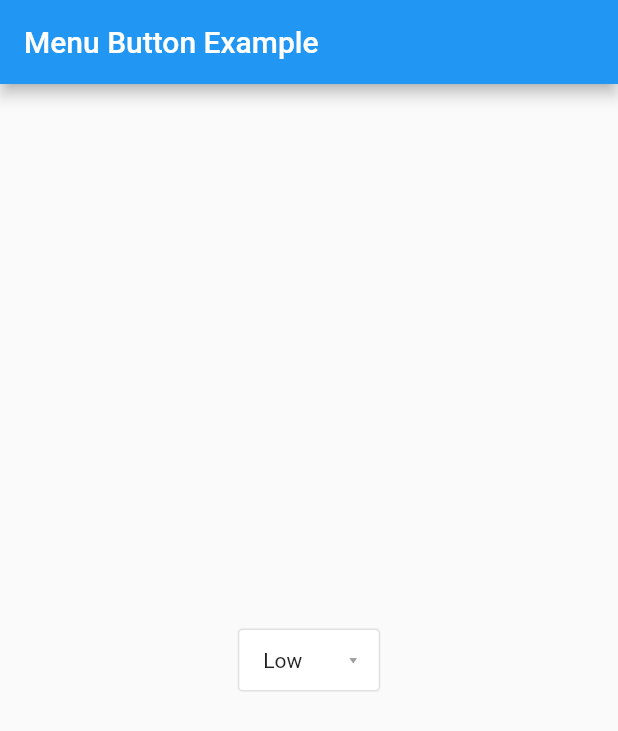
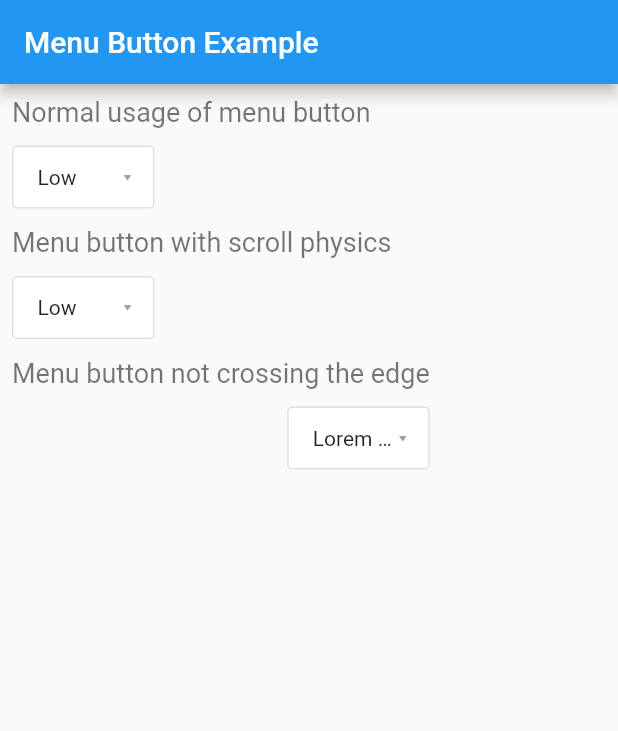
Before and after one commit to huextrat/menu_button, a Flutter app: the screen it shows after launch, on a phone screen of 412 x 824 dp. Shown: the top 731 px of the screen. Run offline on Flutter 3.47's test engine with Material 2 defaults, Android fonts, the phone set to English and light mode, and no system bars.

Commit message:
Created verification to check if the width of popup is crossing the edge of screen

```diff
--- a/example/lib/main.dart
+++ b/example/lib/main.dart
@@ -1,3 +1,6 @@
+import 'package:example/usages/edge-menu-button.dart';
+import 'package:example/usages/normal-menu-button.dart';
+import 'package:example/usages/scroll-menu-button.dart';
 import 'package:flutter/material.dart';
 import 'package:menu_button/menu_button.dart';
 
@@ -26,91 +29,40 @@ class MyHomePage extends StatefulWidget {
 }
 
 class _MyHomePageState extends State<MyHomePage> {
-  String selectedKey;
-
-  List<String> keys = [
-    'Low',
-    'Medium',
-    'High',
-  ];
-
-  @override
-  void initState() {
-    selectedKey = keys[0];
-    super.initState();
-  }
-
   @override
   Widget build(BuildContext context) {
-    final Widget button = SizedBox(
-      width: 93,
-      height: 40,
-      child: Padding(
-        padding: const EdgeInsets.only(left: 16, right: 11),
-        child: Row(
-          mainAxisAlignment: MainAxisAlignment.spaceBetween,
-          children: <Widget>[
-            Flexible(
-              child: Text(
-                selectedKey,
-                overflow: TextOverflow.ellipsis,
-              ),
-            ),
-            SizedBox(
-                width: 12,
-                height: 17,
-                child: FittedBox(
-                    fit: BoxFit.fill,
-                    child: Icon(
-                      Icons.arrow_drop_down,
-                      color: Colors.grey,
-                    ))),
-          ],
-        ),
-      ),
-    );
+    final ThemeData theme = Theme.of(context);
 
     return Scaffold(
       appBar: AppBar(
         title: Text(widget.title),
       ),
-      body: Center(
-        child: Column(
-          mainAxisAlignment: MainAxisAlignment.center,
-          children: <Widget>[
-            MenuButton(
-              child: button,
-              items: keys,
-              scrollPhysics: AlwaysScrollableScrollPhysics(),
-              topDivider: true,
-              itemBuilder: (value) => Container(
-                  height: 40,
-                  alignment: Alignment.centerLeft,
-                  padding:
-                      const EdgeInsets.symmetric(vertical: 0.0, horizontal: 16),
-                  child: Text(value)),
-              toggledChild: Container(
-                color: Colors.white,
-                child: button,
+      body: SingleChildScrollView(
+        child: Padding(
+          padding: const EdgeInsets.all(8.0),
+          child: Column(
+            crossAxisAlignment: CrossAxisAlignment.start,
+            children: <Widget>[
+              Padding(
+                padding: const EdgeInsets.only(bottom: 12),
+                child: NormalMenuButton(
+                  theme: theme,
+                ),
               ),
-              divider: Container(
-                height: 1,
-                color: Colors.grey,
+              Padding(
+                padding: const EdgeInsets.only(bottom: 12),
+                child: ScrollPhysicsMenuButton(
+                  theme: theme,
+                ),
               ),
-              onItemSelected: (value) {
-                setState(() {
-                  selectedKey = value;
-                });
-              },
-              decoration: BoxDecoration(
-                  border: Border.all(color: Colors.grey[300]),
-                  borderRadius: const BorderRadius.all(Radius.circular(3.0)),
-                  color: Colors.white),
-              onMenuButtonToggle: (isToggle) {
-                print(isToggle);
-              },
-            ),
-          ],
+              Padding(
+                padding: const EdgeInsets.only(bottom: 12),
+                child: EdgeMenuButton(
+                  theme: theme,
+                ),
+              ),
+            ],
+          ),
         ),
       ),
     );
--- /dev/null
+++ b/example/lib/usages/edge-menu-button.dart
@@ -0,0 +1,117 @@
+import 'package:flutter/material.dart';
+import 'package:menu_button/menu_button.dart';
+
+class EdgeMenuButton extends StatefulWidget {
+  const EdgeMenuButton({
+    Key key,
+    @required this.theme,
+  }) : super(key: key);
+
+  final ThemeData theme;
+
+  @override
+  _EdgeMenuButtonState createState() => _EdgeMenuButtonState();
+}
+
+class _EdgeMenuButtonState extends State<EdgeMenuButton> {
+  String selectedKey;
+
+  List<String> keys = [
+    'Lorem ipsum',
+    'Lorem ipsum dolor sit amet',
+    'Lorem ipsum dolor sit amet, consectetur adipiscing elit.',
+  ];
+
+  @override
+  void initState() {
+    selectedKey = keys[0];
+    super.initState();
+  }
+
+  @override
+  Widget build(BuildContext context) {
+    final Widget normalChildButton = SizedBox(
+      width: 93,
+      height: 40,
+      child: Padding(
+        padding: const EdgeInsets.only(left: 16, right: 11),
+        child: Row(
+          mainAxisAlignment: MainAxisAlignment.spaceBetween,
+          children: <Widget>[
+            Flexible(
+              child: Text(
+                selectedKey,
+                overflow: TextOverflow.ellipsis,
+              ),
+            ),
+            SizedBox(
+              width: 12,
+              height: 17,
+              child: FittedBox(
+                fit: BoxFit.fill,
+                child: Icon(
+                  Icons.arrow_drop_down,
+                  color: Colors.grey,
+                ),
+              ),
+            ),
+          ],
+        ),
+      ),
+    );
+
+    return Column(
+      crossAxisAlignment: CrossAxisAlignment.end,
+      children: [
+        Padding(
+          padding: const EdgeInsets.only(bottom: 12.0),
+          child: Text(
+            'Menu button not crossing the edge',
+            style: widget.theme.textTheme.headline2.copyWith(
+              fontSize: 18,
+            ),
+          ),
+        ),
+        MenuButton(
+          child: normalChildButton,
+          items: keys,
+          topDivider: true,
+          crossTheEdge: true,
+          // Use edge margin when you want the menu button don't touch in the edges
+          edgeMargin: 12,
+          itemBuilder: (value) => Container(
+            height: 40,
+            alignment: Alignment.centerLeft,
+            padding: const EdgeInsets.symmetric(vertical: 0.0, horizontal: 16),
+            child: Text(
+              value,
+              overflow: TextOverflow.ellipsis,
+            ),
+          ),
+          toggledChild: Container(
+            color: Colors.white,
+            child: normalChildButton,
+          ),
+          divider: Container(
+            height: 1,
+            color: Colors.grey,
+          ),
+          onItemSelected: (value) {
+            setState(() {
+              selectedKey = value;
+            });
+          },
+          decoration: BoxDecoration(
+              border: Border.all(color: Colors.grey[300]),
+              borderRadius: const BorderRadius.all(
+                Radius.circular(3.0),
+              ),
+              color: Colors.white),
+          onMenuButtonToggle: (isToggle) {
+            print(isToggle);
+          },
+        ),
+      ],
+    );
+  }
+}
--- /dev/null
+++ b/example/lib/usages/normal-menu-button.dart
@@ -0,0 +1,111 @@
+import 'package:flutter/material.dart';
+import 'package:menu_button/menu_button.dart';
+
+class NormalMenuButton extends StatefulWidget {
+  const NormalMenuButton({
+    Key key,
+    @required this.theme,
+  }) : super(key: key);
+
+  final ThemeData theme;
+
+  @override
+  _NormalMenuButtonState createState() => _NormalMenuButtonState();
+}
+
+class _NormalMenuButtonState extends State<NormalMenuButton> {
+  String selectedKey;
+
+  List<String> keys = [
+    'Low',
+    'Medium',
+    'High',
+  ];
+
+  @override
+  void initState() {
+    selectedKey = keys[0];
+    super.initState();
+  }
+
+  @override
+  Widget build(BuildContext context) {
+    final Widget normalChildButton = SizedBox(
+      width: 93,
+      height: 40,
+      child: Padding(
+        padding: const EdgeInsets.only(left: 16, right: 11),
+        child: Row(
+          mainAxisAlignment: MainAxisAlignment.spaceBetween,
+          children: <Widget>[
+            Flexible(
+              child: Text(
+                selectedKey,
+                overflow: TextOverflow.ellipsis,
+              ),
+            ),
+            SizedBox(
+              width: 12,
+              height: 17,
+              child: FittedBox(
+                fit: BoxFit.fill,
+                child: Icon(
+                  Icons.arrow_drop_down,
+                  color: Colors.grey,
+                ),
+              ),
+            ),
+          ],
+        ),
+      ),
+    );
+
+    return Column(
+      crossAxisAlignment: CrossAxisAlignment.start,
+      children: [
+        Padding(
+          padding: const EdgeInsets.only(bottom: 12.0),
+          child: Text(
+            'Normal usage of menu button',
+            style: widget.theme.textTheme.headline2.copyWith(
+              fontSize: 18,
+            ),
+          ),
+        ),
+        MenuButton(
+          child: normalChildButton,
+          items: keys,
+          topDivider: true,
+          itemBuilder: (value) => Container(
+            height: 40,
+            alignment: Alignment.centerLeft,
+            padding: const EdgeInsets.symmetric(vertical: 0.0, horizontal: 16),
+            child: Text(value),
+          ),
+          toggledChild: Container(
+            color: Colors.white,
+            child: normalChildButton,
+          ),
+          divider: Container(
+            height: 1,
+            color: Colors.grey,
+          ),
+          onItemSelected: (value) {
+            setState(() {
+              selectedKey = value;
+            });
+          },
+          decoration: BoxDecoration(
+              border: Border.all(color: Colors.grey[300]),
+              borderRadius: const BorderRadius.all(
+                Radius.circular(3.0),
+              ),
+              color: Colors.white),
+          onMenuButtonToggle: (isToggle) {
+            print(isToggle);
+          },
+        ),
+      ],
+    );
+  }
+}
--- /dev/null
+++ b/example/lib/usages/scroll-menu-button.dart
@@ -0,0 +1,113 @@
+import 'package:flutter/material.dart';
+import 'package:menu_button/menu_button.dart';
+
+class ScrollPhysicsMenuButton extends StatefulWidget {
+  const ScrollPhysicsMenuButton({
+    Key key,
+    @required this.theme,
+  }) : super(key: key);
+
+  final ThemeData theme;
+
+  @override
+  _ScrollPhysicsMenuButtonState createState() =>
+      _ScrollPhysicsMenuButtonState();
+}
+
+class _ScrollPhysicsMenuButtonState extends State<ScrollPhysicsMenuButton> {
+  String selectedKey;
+
+  List<String> keys = [
+    'Low',
+    'Medium',
+    'High',
+  ];
+
+  @override
+  void initState() {
+    selectedKey = keys[0];
+    super.initState();
+  }
+
+  @override
+  Widget build(BuildContext context) {
+    final Widget scrollChildButton = SizedBox(
+      width: 93,
+      height: 40,
+      child: Padding(
+        padding: const EdgeInsets.only(left: 16, right: 11),
+        child: Row(
+          mainAxisAlignment: MainAxisAlignment.spaceBetween,
+          children: <Widget>[
+            Flexible(
+              child: Text(
+                selectedKey,
+                overflow: TextOverflow.ellipsis,
+              ),
+            ),
+            SizedBox(
+              width: 12,
+              height: 17,
+              child: FittedBox(
+                fit: BoxFit.fill,
+                child: Icon(
+                  Icons.arrow_drop_down,
+                  color: Colors.grey,
+                ),
+              ),
+            ),
+          ],
+        ),
+      ),
+    );
+
+    return Column(
+      crossAxisAlignment: CrossAxisAlignment.start,
+      children: [
+        Padding(
+          padding: const EdgeInsets.only(bottom: 12.0),
+          child: Text(
+            'Menu button with scroll physics',
+            style: widget.theme.textTheme.headline2.copyWith(
+              fontSize: 18,
+            ),
+          ),
+        ),
+        MenuButton(
+          child: scrollChildButton,
+          items: keys,
+          topDivider: true,
+          scrollPhysics: AlwaysScrollableScrollPhysics(),
+          itemBuilder: (value) => Container(
+            height: 40,
+            alignment: Alignment.centerLeft,
+            padding: const EdgeInsets.symmetric(vertical: 0.0, horizontal: 16),
+            child: Text(value),
+          ),
+          toggledChild: Container(
+            color: Colors.white,
+            child: scrollChildButton,
+          ),
+          divider: Container(
+            height: 1,
+            color: Colors.grey,
+          ),
+          onItemSelected: (value) {
+            setState(() {
+              selectedKey = value;
+            });
+          },
+          decoration: BoxDecoration(
+              border: Border.all(color: Colors.grey[300]),
+              borderRadius: const BorderRadius.all(
+                Radius.circular(3.0),
+              ),
+              color: Colors.white),
+          onMenuButtonToggle: (isToggle) {
+            print(isToggle);
+          },
+        ),
+      ],
+    );
+  }
+}
```
Also changed, not shown: lib/menu_button.dart (+69 -21 lines), example/pubspec.lock, pubspec.lock, 2 other files.
